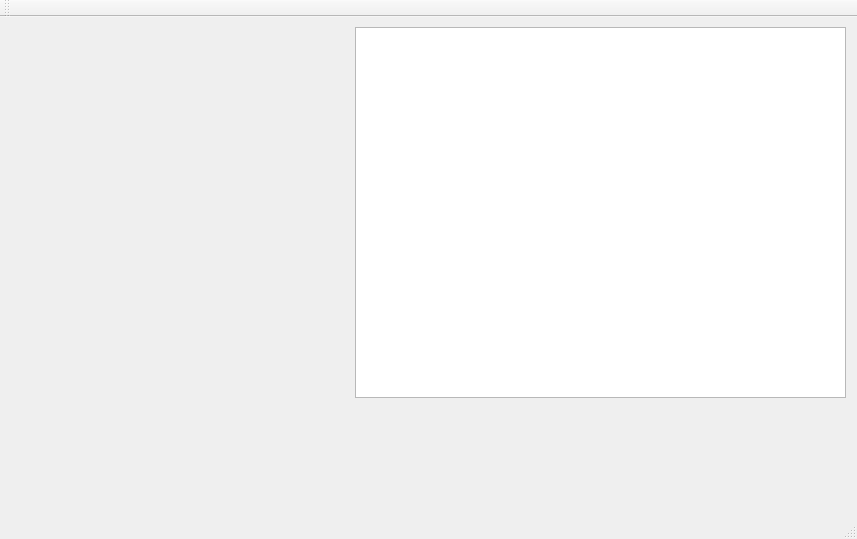
This is TheSpritening/mainwindow.ui in pdarragh/PixelPeople as Qt 5 draws it before an edit. The edited form follows.
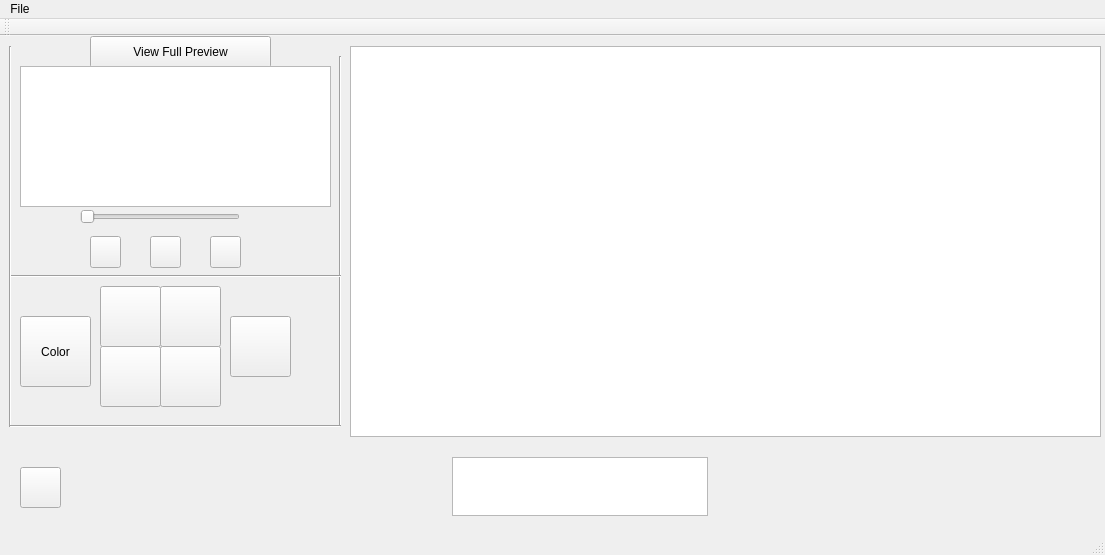
This is the edited form. Icons and pictures are not drawn.

Commit message: UI Layout, color picker, and frames

The edit to the form file:
```diff
--- a/TheSpritening/mainwindow.ui
+++ b/TheSpritening/mainwindow.ui
@@ -6,8 +6,8 @@
    <rect>
     <x>0</x>
     <y>0</y>
-    <width>857</width>
-    <height>539</height>
+    <width>1105</width>
+    <height>555</height>
    </rect>
   </property>
   <property name="windowTitle">
@@ -17,12 +17,297 @@
    <widget class="QGraphicsView" name="graphicsView">
     <property name="geometry">
      <rect>
-      <x>355</x>
+      <x>350</x>
       <y>10</y>
-      <width>491</width>
+      <width>751</width>
+      <height>391</height>
+     </rect>
+    </property>
+   </widget>
+   <widget class="QPushButton" name="clearButton">
+    <property name="geometry">
+     <rect>
+      <x>230</x>
+      <y>280</y>
+      <width>61</width>
+      <height>61</height>
+     </rect>
+    </property>
+    <property name="toolTip">
+     <string>Clear the canvas</string>
+    </property>
+    <property name="text">
+     <string/>
+    </property>
+    <property name="icon">
+     <iconset resource="resources.qrc">
+      <normaloff>:/new/imageassets/delete_sign.png</normaloff>:/new/imageassets/delete_sign.png</iconset>
+    </property>
+   </widget>
+   <widget class="Line" name="line">
+    <property name="geometry">
+     <rect>
+      <x>330</x>
+      <y>20</y>
+      <width>20</width>
       <height>371</height>
      </rect>
     </property>
+    <property name="orientation">
+     <enum>Qt::Vertical</enum>
+    </property>
+   </widget>
+   <widget class="QWidget" name="horizontalLayoutWidget">
+    <property name="geometry">
+     <rect>
+      <x>70</x>
+      <y>410</y>
+      <width>1021</width>
+      <height>81</height>
+     </rect>
+    </property>
+    <layout class="QHBoxLayout" name="horizontalLayout">
+     <property name="sizeConstraint">
+      <enum>QLayout::SetDefaultConstraint</enum>
+     </property>
+     <item>
+      <widget class="QGraphicsView" name="graphicsView1">
+       <property name="sizePolicy">
+        <sizepolicy hsizetype="Fixed" vsizetype="Fixed">
+         <horstretch>0</horstretch>
+         <verstretch>0</verstretch>
+        </sizepolicy>
+       </property>
+      </widget>
+     </item>
+    </layout>
+   </widget>
+   <widget class="Line" name="line_2">
+    <property name="geometry">
+     <rect>
+      <x>10</x>
+      <y>230</y>
+      <width>331</width>
+      <height>20</height>
+     </rect>
+    </property>
+    <property name="orientation">
+     <enum>Qt::Horizontal</enum>
+    </property>
+   </widget>
+   <widget class="Line" name="line_3">
+    <property name="geometry">
+     <rect>
+      <x>0</x>
+      <y>10</y>
+      <width>20</width>
+      <height>381</height>
+     </rect>
+    </property>
+    <property name="orientation">
+     <enum>Qt::Vertical</enum>
+    </property>
+   </widget>
+   <widget class="QPushButton" name="addFrameButton">
+    <property name="geometry">
+     <rect>
+      <x>20</x>
+      <y>431</y>
+      <width>41</width>
+      <height>41</height>
+     </rect>
+    </property>
+    <property name="toolTip">
+     <string>Add a frame</string>
+    </property>
+    <property name="text">
+     <string/>
+    </property>
+    <property name="icon">
+     <iconset resource="resources.qrc">
+      <normaloff>:/new/imageassets/plus_math.png</normaloff>:/new/imageassets/plus_math.png</iconset>
+    </property>
+   </widget>
+   <widget class="QPushButton" name="colorButton">
+    <property name="geometry">
+     <rect>
+      <x>20</x>
+      <y>280</y>
+      <width>71</width>
+      <height>71</height>
+     </rect>
+    </property>
+    <property name="text">
+     <string>Color</string>
+    </property>
+   </widget>
+   <widget class="Line" name="line_4">
+    <property name="geometry">
+     <rect>
+      <x>10</x>
+      <y>380</y>
+      <width>331</width>
+      <height>20</height>
+     </rect>
+    </property>
+    <property name="orientation">
+     <enum>Qt::Horizontal</enum>
+    </property>
+   </widget>
+   <widget class="QPushButton" name="pencil">
+    <property name="geometry">
+     <rect>
+      <x>160</x>
+      <y>250</y>
+      <width>61</width>
+      <height>61</height>
+     </rect>
+    </property>
+    <property name="text">
+     <string/>
+    </property>
+    <property name="icon">
+     <iconset resource="resources.qrc">
+      <normaloff>:/new/imageassets/pencil.png</normaloff>:/new/imageassets/pencil.png</iconset>
+    </property>
+   </widget>
+   <widget class="QPushButton" name="eraser">
+    <property name="geometry">
+     <rect>
+      <x>100</x>
+      <y>250</y>
+      <width>61</width>
+      <height>61</height>
+     </rect>
+    </property>
+    <property name="text">
+     <string/>
+    </property>
+    <property name="icon">
+     <iconset resource="resources.qrc">
+      <normaloff>:/new/imageassets/erase.png</normaloff>:/new/imageassets/erase.png</iconset>
+    </property>
+   </widget>
+   <widget class="QPushButton" name="flip">
+    <property name="geometry">
+     <rect>
+      <x>100</x>
+      <y>310</y>
+      <width>61</width>
+      <height>61</height>
+     </rect>
+    </property>
+    <property name="text">
+     <string/>
+    </property>
+    <property name="icon">
+     <iconset resource="resources.qrc">
+      <normaloff>:/new/imageassets/last_quarter.png</normaloff>:/new/imageassets/last_quarter.png</iconset>
+    </property>
+   </widget>
+   <widget class="QPushButton" name="pushButton_7">
+    <property name="geometry">
+     <rect>
+      <x>160</x>
+      <y>310</y>
+      <width>61</width>
+      <height>61</height>
+     </rect>
+    </property>
+    <property name="text">
+     <string/>
+    </property>
+    <property name="icon">
+     <iconset resource="resources.qrc">
+      <normaloff>:/new/imageassets/rotate_right.png</normaloff>:/new/imageassets/rotate_right.png</iconset>
+    </property>
+   </widget>
+   <widget class="QSlider" name="horizontalSlider">
+    <property name="geometry">
+     <rect>
+      <x>80</x>
+      <y>170</y>
+      <width>160</width>
+      <height>22</height>
+     </rect>
+    </property>
+    <property name="orientation">
+     <enum>Qt::Horizontal</enum>
+    </property>
+   </widget>
+   <widget class="QPushButton" name="preview">
+    <property name="geometry">
+     <rect>
+      <x>90</x>
+      <y>0</y>
+      <width>181</width>
+      <height>32</height>
+     </rect>
+    </property>
+    <property name="text">
+     <string>View Full Preview</string>
+    </property>
+   </widget>
+   <widget class="QPushButton" name="backward">
+    <property name="geometry">
+     <rect>
+      <x>90</x>
+      <y>200</y>
+      <width>31</width>
+      <height>32</height>
+     </rect>
+    </property>
+    <property name="text">
+     <string/>
+    </property>
+    <property name="icon">
+     <iconset resource="resources.qrc">
+      <normaloff>:/new/imageassets/rewind.png</normaloff>:/new/imageassets/rewind.png</iconset>
+    </property>
+   </widget>
+   <widget class="QPushButton" name="playPause">
+    <property name="geometry">
+     <rect>
+      <x>150</x>
+      <y>200</y>
+      <width>31</width>
+      <height>32</height>
+     </rect>
+    </property>
+    <property name="text">
+     <string/>
+    </property>
+    <property name="icon">
+     <iconset resource="resources.qrc">
+      <normaloff>:/new/imageassets/play.png</normaloff>:/new/imageassets/play.png</iconset>
+    </property>
+   </widget>
+   <widget class="QPushButton" name="forward">
+    <property name="geometry">
+     <rect>
+      <x>210</x>
+      <y>200</y>
+      <width>31</width>
+      <height>32</height>
+     </rect>
+    </property>
+    <property name="text">
+     <string/>
+    </property>
+    <property name="icon">
+     <iconset resource="resources.qrc">
+      <normaloff>:/new/imageassets/fast_forward.png</normaloff>:/new/imageassets/fast_forward.png</iconset>
+    </property>
+   </widget>
+   <widget class="QGraphicsView" name="graphicsView_2">
+    <property name="geometry">
+     <rect>
+      <x>20</x>
+      <y>30</y>
+      <width>311</width>
+      <height>141</height>
+     </rect>
+    </property>
    </widget>
   </widget>
   <widget class="QMenuBar" name="menuBar">
@@ -30,10 +315,19 @@
     <rect>
      <x>0</x>
      <y>0</y>
-     <width>857</width>
+     <width>1105</width>
      <height>22</height>
     </rect>
    </property>
+   <widget class="QMenu" name="menuFile">
+    <property name="title">
+     <string>File</string>
+    </property>
+    <addaction name="actionNew"/>
+    <addaction name="actionSave"/>
+    <addaction name="actionSave_2"/>
+   </widget>
+   <addaction name="menuFile"/>
   </widget>
   <widget class="QToolBar" name="mainToolBar">
    <attribute name="toolBarArea">
```
Left out of the diff: 19 changed lines with no effect on the pictures. The commit also changes 48 other files.
